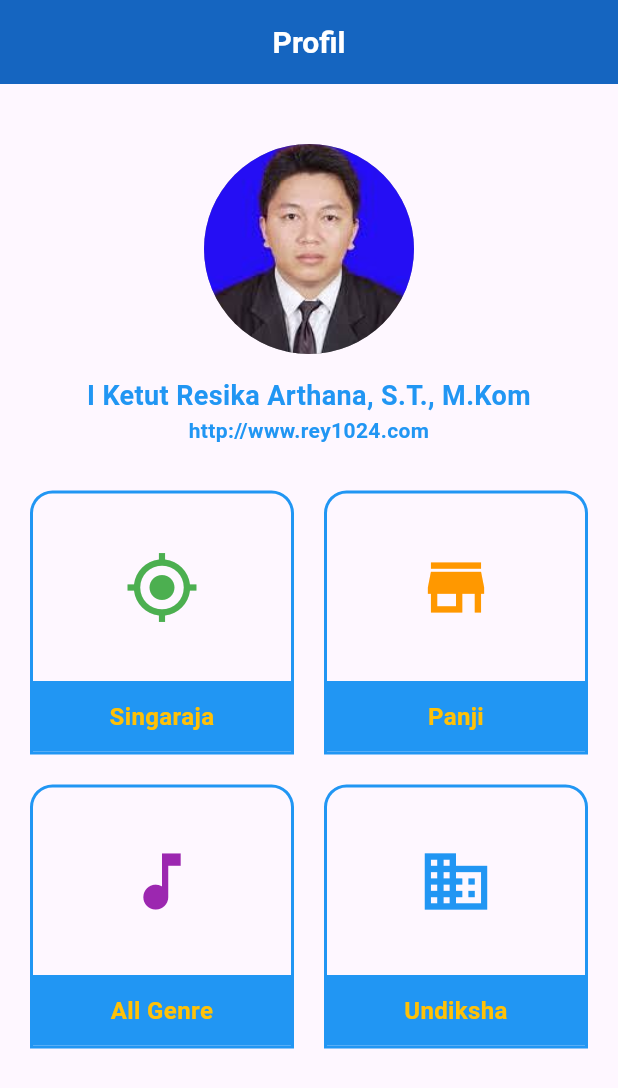
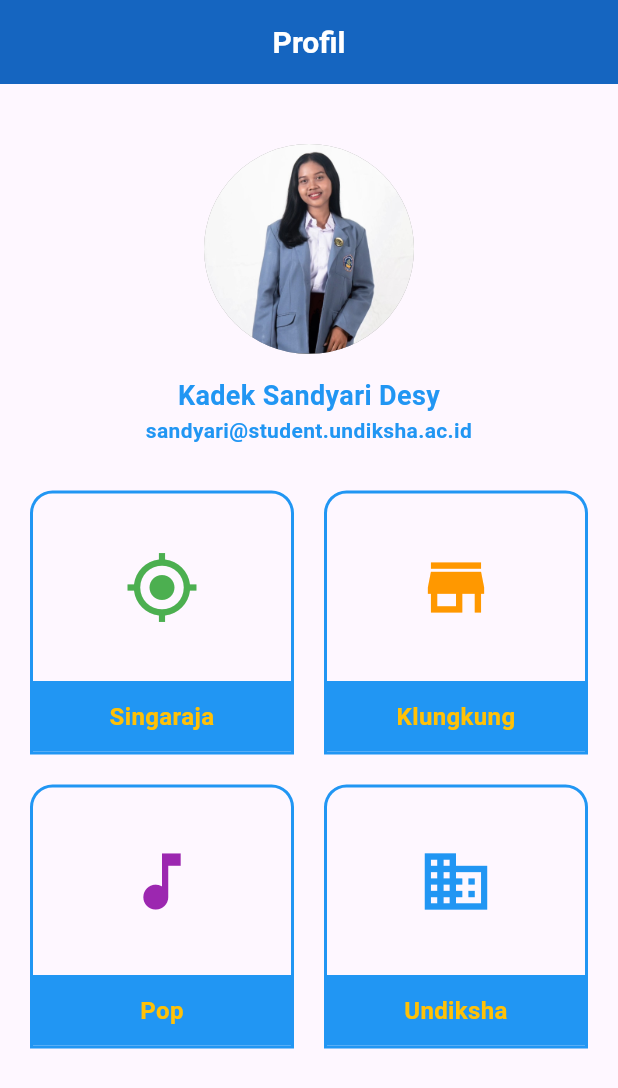
Before and after one commit to Sandyari12/tugas-layout-pemob, a Flutter app: the screen it shows after launch, on a phone screen of 412 x 824 dp. Shown: the top 1088 px of the screen. Run offline on Flutter 3.47's test engine with Material 3 defaults, Android fonts, the phone set to English and light mode, and no system bars.

Commit message:
Update UI profil page

```diff
--- a/lib/profil.dart
+++ b/lib/profil.dart
@@ -24,16 +24,16 @@ class ProfilPage extends StatelessWidget {
             const CircleAvatar(
               radius: 70,
               backgroundColor: Colors.grey,
-              backgroundImage: AssetImage('assets/images/profil.jpg'),
+              backgroundImage: AssetImage('assets/images/profile.jpg'),
             ),
             const SizedBox(height: 15),
             const Text(
-              "I Ketut Resika Arthana, S.T., M.Kom",
+              "Kadek Sandyari Desy",
               style: TextStyle(fontSize: 18, fontWeight: FontWeight.bold, color: Colors.blue),
               textAlign: TextAlign.center,
             ),
             const Text(
-              "http://www.rey1024.com",
+              "sandyari@student.undiksha.ac.id",
               style: TextStyle(fontSize: 14, color: Colors.blue, fontWeight: FontWeight.bold),
               textAlign: TextAlign.center,
             ),
@@ -49,8 +49,8 @@ class ProfilPage extends StatelessWidget {
                 crossAxisSpacing: 20,
                 children: [
                   _buildGridItem(Icons.gps_fixed, "Singaraja", Colors.green),
-                  _buildGridItem(Icons.store, "Panji", Colors.orange),
-                  _buildGridItem(Icons.music_note, "All Genre", Colors.purple),
+                  _buildGridItem(Icons.store, "Klungkung", Colors.orange),
+                  _buildGridItem(Icons.music_note, "Pop", Colors.purple),
                   _buildGridItem(Icons.business, "Undiksha", Colors.blue),
                 ],
               ),
--- a/pubspec.yaml
+++ b/pubspec.yaml
@@ -89,4 +89,4 @@ flutter:
   # see https://flutter.dev/to/font-from-package
 
   assets:
-    - assets/images/profil.jpg
+    - assets/images/profile.jpg
```
Also changed, not shown: assets/images/profil.jpg (deleted), assets/images/profile.jpg (added), 2 other files.
